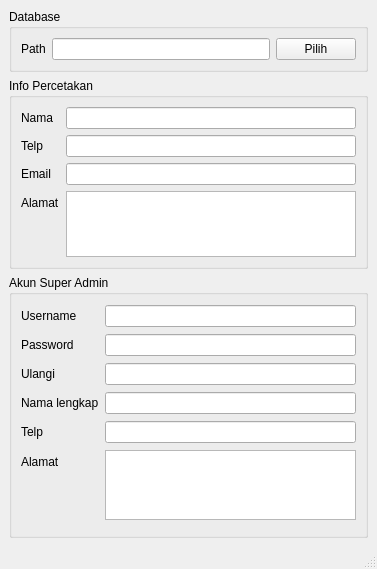
Qt form src/setup/setupwindow.ui (AyahnaSyahid/LazyMins) before a commit.
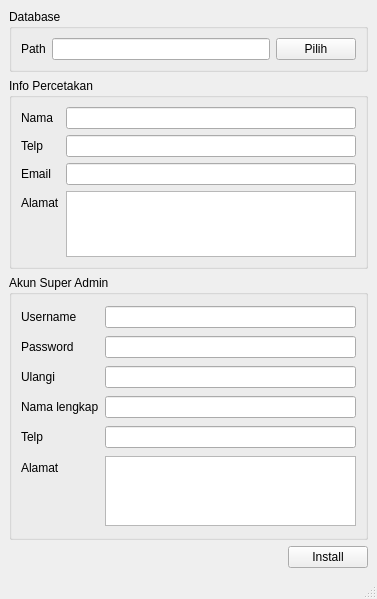
The same form after that commit.

What changed in the file:
```diff
--- a/src/setup/setupwindow.ui
+++ b/src/setup/setupwindow.ui
@@ -7,7 +7,7 @@
     <x>0</x>
     <y>0</y>
     <width>377</width>
-    <height>569</height>
+    <height>599</height>
    </rect>
   </property>
   <property name="windowTitle">
@@ -179,6 +179,13 @@
       </layout>
      </widget>
     </item>
+    <item alignment="Qt::AlignmentFlag::AlignRight">
+     <widget class="QPushButton" name="installButton">
+      <property name="text">
+       <string>Install</string>
+      </property>
+     </widget>
+    </item>
    </layout>
   </widget>
   <widget class="QMenuBar" name="menubar">
```
Left out of the diff: 22 changed lines with no effect on the pictures.
